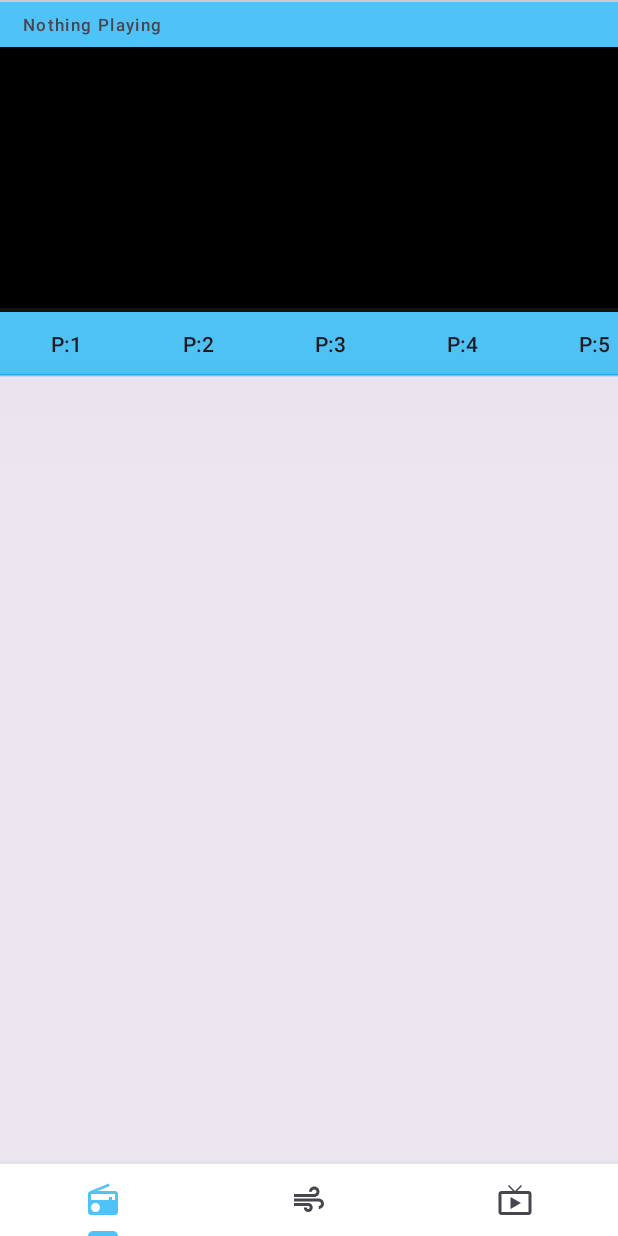
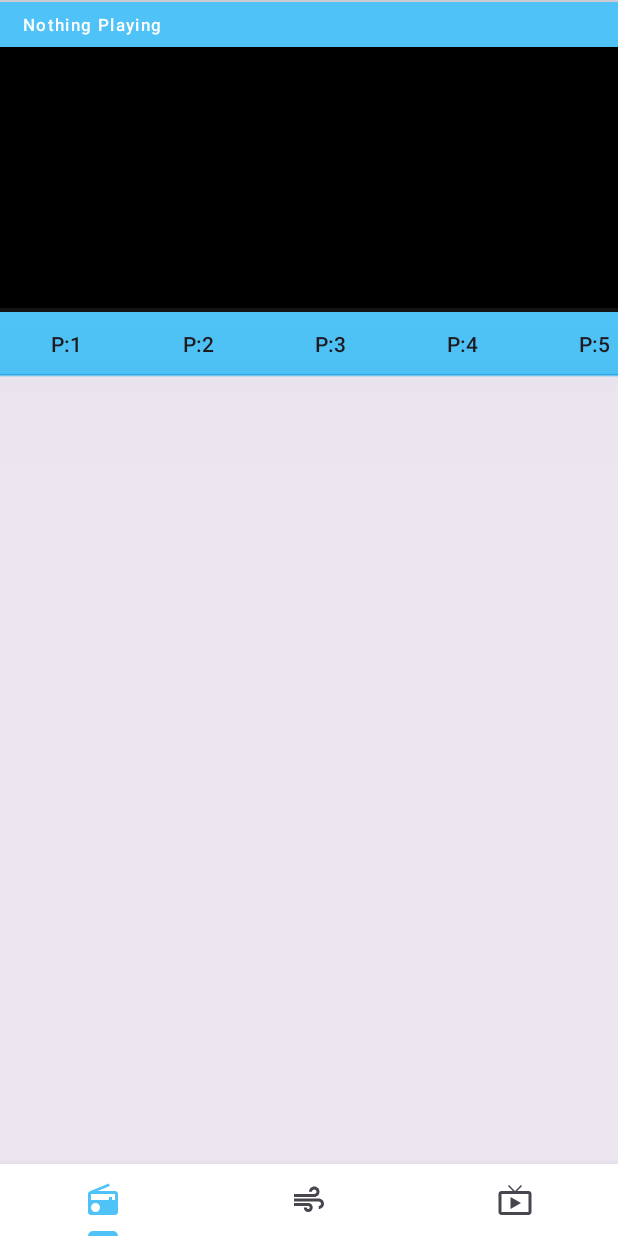
Before and after one commit to Nikhil-punia/radian, an Android app: the screen it shows after launch (MainActivity), on a phone screen of 412 x 824 dp. Run offline under Robolectric (Android 15) with nearby library versions, the phone set to English and light mode, and no system bars; our stand-ins replace Volley; 4 statements that could not run were skipped.

Commit message:
a color fix

```diff
--- a/app/src/main/res/layout/activity_radio.xml
+++ b/app/src/main/res/layout/activity_radio.xml
@@ -66,7 +66,7 @@
                     android:paddingRight="15dp"
                     android:text="@string/title_value"
                     android:textAlignment="gravity"
-                    android:textColorLink="?android:attr/textColorLink"
+                    android:textColor="@color/color_fixed_white"
                     android:textSize="11sp" />
             </LinearLayout>
 
```
